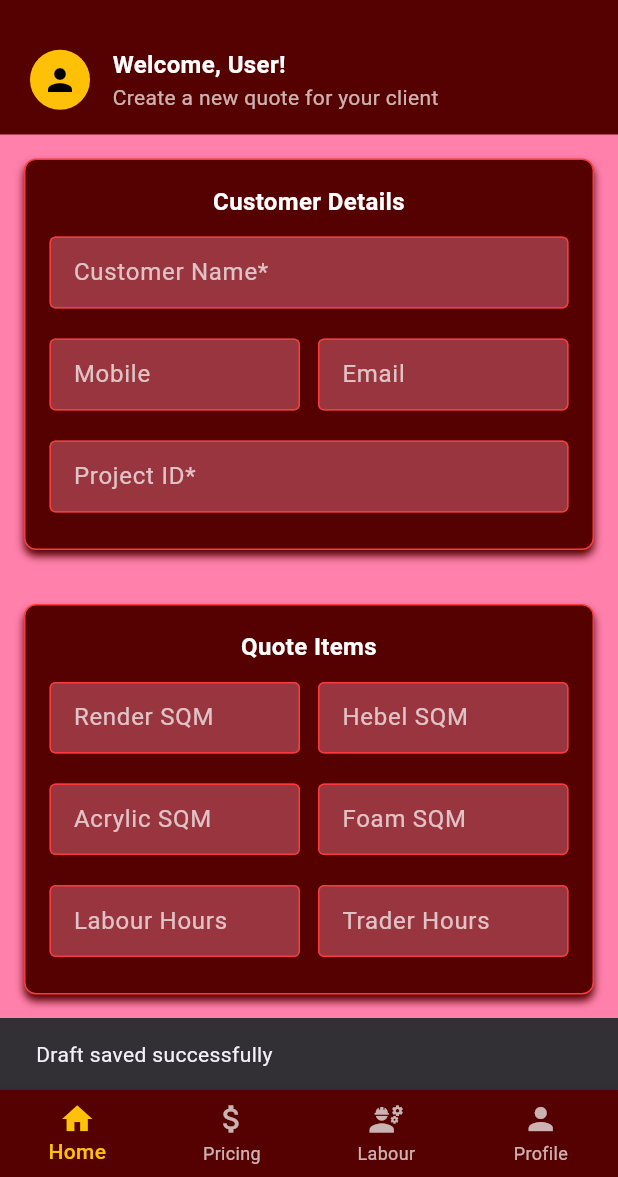
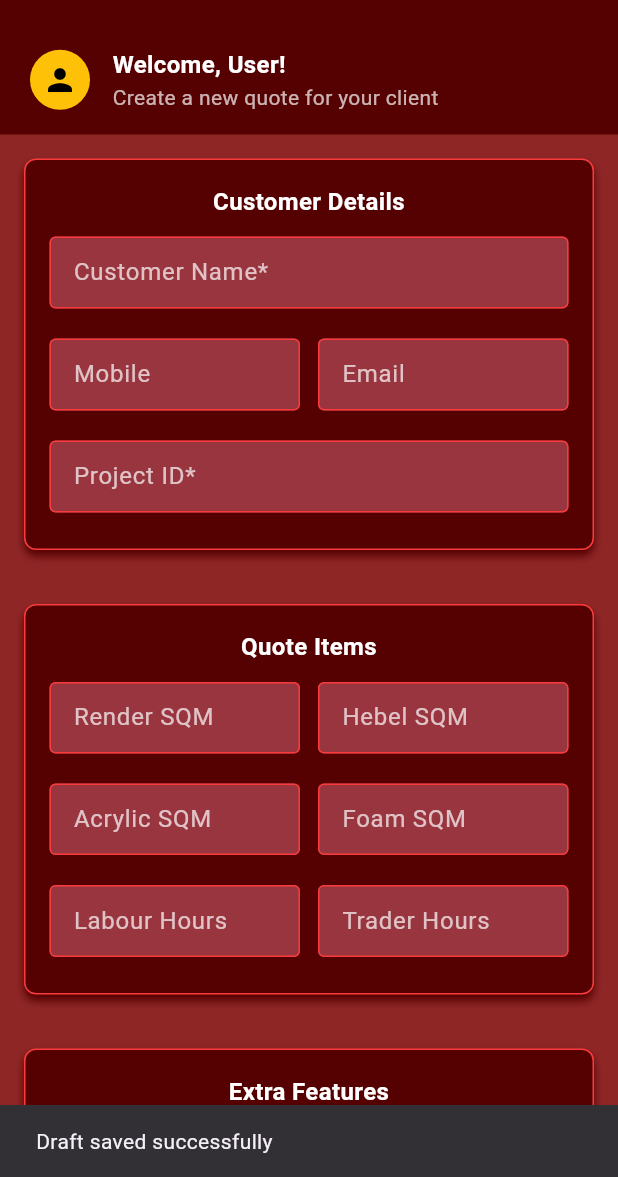
Before and after one commit to zahid49ch/M-M-RENDER, a Flutter app: the QuotePage screen opened directly with empty values, after a tap on the "save" icon, on a phone screen of 412 x 824 dp, the part 59-1236 px from its top. Run offline on Flutter 3.47's test engine with Material 3 defaults, Android fonts, the phone set to English and light mode, and no system bars; our stand-ins replace pdf, printing, shared_preferences; missing offline and left inert: flutter_email_sender; accounts and stored records are empty.

Commit message:
Update quote_screen.dart

```diff
--- a/lib/screens/quote_screen.dart
+++ b/lib/screens/quote_screen.dart
@@ -295,7 +295,7 @@ class _QuotePageState extends State<QuotePage> {
   @override
   Widget build(BuildContext context) {
     return Scaffold(
-      backgroundColor: Colors.pinkAccent[100],
+      backgroundColor: Color(0xff8e2626),
       appBar: AppBar(
         title: const Text('M&M Render Quote App'),
         backgroundColor: const Color(0xFF550101),
@@ -464,11 +464,11 @@ class _QuotePageState extends State<QuotePage> {
                               physics: const NeverScrollableScrollPhysics(),
                               gridDelegate:
                                   const SliverGridDelegateWithFixedCrossAxisCount(
-                                    crossAxisCount: 2,
-                                    mainAxisSpacing: 12,
-                                    crossAxisSpacing: 12,
-                                    childAspectRatio: 3,
-                                  ),
+                                crossAxisCount: 2,
+                                mainAxisSpacing: 12,
+                                crossAxisSpacing: 12,
+                                childAspectRatio: 3,
+                              ),
                               itemCount: _extraItems.length,
                               itemBuilder: (context, index) {
                                 final item = _extraItems[index];
@@ -565,34 +565,6 @@ class _QuotePageState extends State<QuotePage> {
           ],
         ),
       ),
-      bottomNavigationBar: _buildBottomNavBar(),
-    );
-  }
-
-  BottomNavigationBar _buildBottomNavBar() {
-    return BottomNavigationBar(
-      currentIndex: _currentIndex,
-      onTap: (index) {
-        setState(() => _currentIndex = index);
-        _pageController.jumpToPage(index);
-        if (index == 0) {
-          _scrollController.jumpTo(0);
-        }
-      },
-      backgroundColor: const Color(0xFF550101),
-      selectedItemColor: Colors.amber,
-      unselectedItemColor: Colors.white70,
-      selectedLabelStyle: const TextStyle(fontWeight: FontWeight.w500),
-      type: BottomNavigationBarType.fixed,
-      items: const [
-        BottomNavigationBarItem(icon: Icon(Icons.home), label: 'Home'),
-        BottomNavigationBarItem(
-          icon: Icon(Icons.attach_money),
-          label: 'Pricing',
-        ),
-        BottomNavigationBarItem(icon: Icon(Icons.engineering), label: 'Labour'),
-        BottomNavigationBarItem(icon: Icon(Icons.person), label: 'Profile'),
-      ],
     );
   }
 
```
